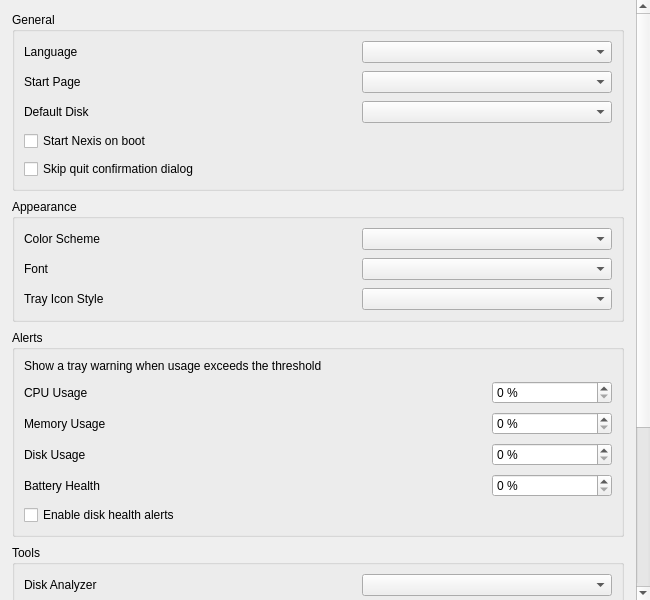
s4solutionsllc/Nexis, file shared/nexis/Pages/Settings/settings_page.ui: the form before one commit.
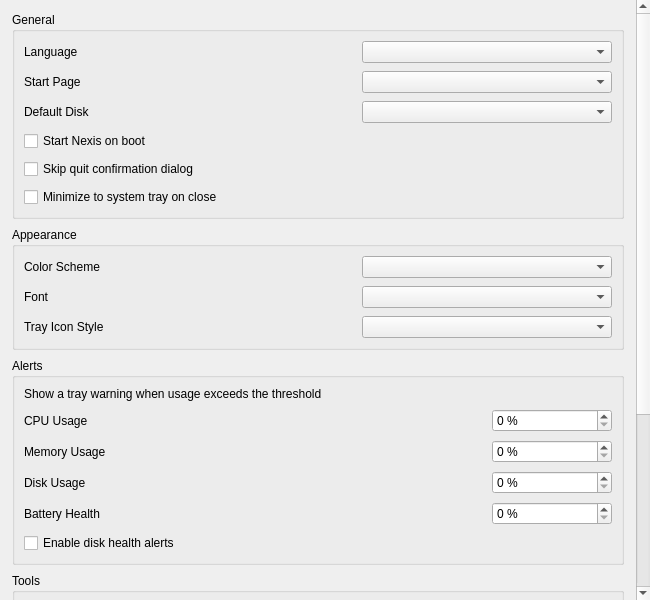
The form after the commit.

Commit message:
feat(settings): add minimize-to-tray option (FR-52)
When enabled, closing or minimizing the window hides it to the system
tray instead of quitting or staying in the taskbar. Clicking the tray
icon restores the window. Disabled by default — existing behavior
unchanged. Setting persisted via SettingManager.

The edit to the form file:
```diff
--- a/shared/nexis/Pages/Settings/settings_page.ui
+++ b/shared/nexis/Pages/Settings/settings_page.ui
@@ -114,6 +114,14 @@
            </widget>
           </item>
 
+          <item row="5" column="0" colspan="2">
+           <widget class="QCheckBox" name="checkMinimizeToTray">
+            <property name="text"><string>Minimize to system tray on close</string></property>
+            <property name="cursor"><cursorShape>PointingHandCursor</cursorShape></property>
+            <property name="focusPolicy"><enum>Qt::NoFocus</enum></property>
+           </widget>
+          </item>
+
          </layout>
         </widget>
        </item>
```
The commit also changes 7 other files.
